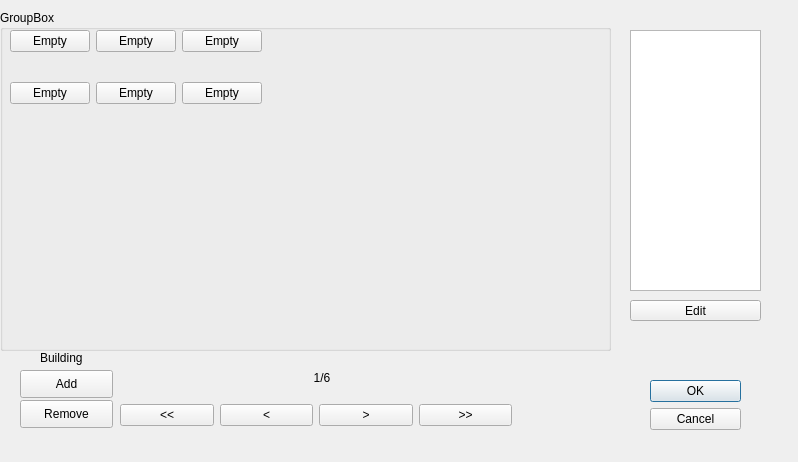
Before: the Qt Designer form BuildingDialog.ui in cbchoi/pohangsim, drawn with Qt 5.
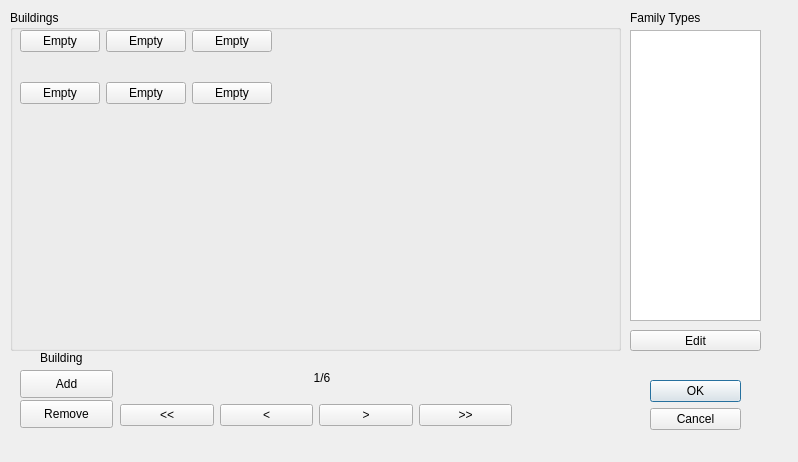
After: the same form once the commit is applied.

What changed in the file:
```diff
--- a/BuildingDialog.ui
+++ b/BuildingDialog.ui
@@ -88,7 +88,7 @@
   <widget class="QWidget" name="verticalLayoutWidget">
    <property name="geometry">
     <rect>
-     <x>10</x>
+     <x>20</x>
      <y>30</y>
      <width>594</width>
      <height>311</height>
@@ -249,7 +249,7 @@
      <x>630</x>
      <y>30</y>
      <width>131</width>
-     <height>261</height>
+     <height>291</height>
     </rect>
    </property>
    <property name="sizePolicy">
@@ -281,7 +281,7 @@
    <property name="geometry">
     <rect>
      <x>630</x>
-     <y>300</y>
+     <y>330</y>
      <width>131</width>
      <height>21</height>
     </rect>
@@ -332,7 +332,7 @@
   <widget class="QGroupBox" name="groupBox">
    <property name="geometry">
     <rect>
-     <x>0</x>
+     <x>10</x>
      <y>10</y>
      <width>611</width>
      <height>341</height>
@@ -348,7 +348,20 @@
     <enum>Qt::LeftToRight</enum>
    </property>
    <property name="title">
-    <string>GroupBox</string>
+    <string>Buildings</string>
+   </property>
+  </widget>
+  <widget class="QLabel" name="label_3">
+   <property name="geometry">
+    <rect>
+     <x>630</x>
+     <y>10</y>
+     <width>121</width>
+     <height>16</height>
+    </rect>
+   </property>
+   <property name="text">
+    <string>Family Types</string>
    </property>
   </widget>
   <zorder>groupBox</zorder>
```
Left out of the diff: 1 changed line with no effect on the pictures.
